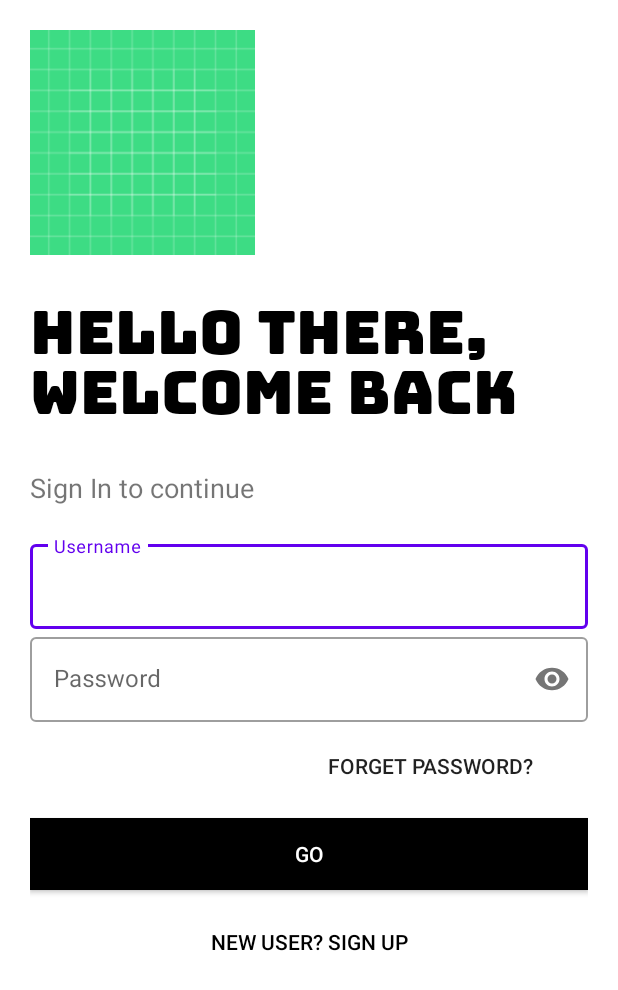
After one commit to Hosam11/TripPlanner, an Android app: the LoginActivity screen opened directly, with no data from a screen before it, on a phone screen of 412 x 824 dp. The commit adds this screen. Shown: the top 990 px of the screen. Run offline under Robolectric (Android 15) with nearby library versions, the phone set to English and light mode, and no system bars.

Commit message:
login and signup design

```diff
--- a/app/build.gradle
+++ b/app/build.gradle
@@ -28,6 +28,7 @@ dependencies {
 
     implementation 'androidx.appcompat:appcompat:1.1.0'
     implementation 'androidx.constraintlayout:constraintlayout:1.1.3'
+    implementation 'com.google.android.material:material:1.0.0'
     testImplementation 'junit:junit:4.12'
     androidTestImplementation 'androidx.test.ext:junit:1.1.1'
     androidTestImplementation 'androidx.test.espresso:espresso-core:3.2.0'
--- a/app/src/main/AndroidManifest.xml
+++ b/app/src/main/AndroidManifest.xml
@@ -9,6 +9,8 @@
         android:roundIcon="@mipmap/ic_launcher_round"
         android:supportsRtl="true"
         android:theme="@style/AppTheme">
+        <activity android:name=".SignupActivity"></activity>
+        <activity android:name=".LoginActivity" />
         <activity android:name=".MainActivity">
             <intent-filter>
                 <action android:name="android.intent.action.MAIN" />
--- /dev/null
+++ b/app/src/main/java/com/example/trioplanner/LoginActivity.java
@@ -0,0 +1,14 @@
+package com.example.trioplanner;
+
+import androidx.appcompat.app.AppCompatActivity;
+
+import android.os.Bundle;
+
+public class LoginActivity extends AppCompatActivity {
+
+    @Override
+    protected void onCreate(Bundle savedInstanceState) {
+        super.onCreate(savedInstanceState);
+        setContentView(R.layout.activity_login);
+    }
+}
--- /dev/null
+++ b/app/src/main/java/com/example/trioplanner/SignupActivity.java
@@ -0,0 +1,14 @@
+package com.example.trioplanner;
+
+import androidx.appcompat.app.AppCompatActivity;
+
+import android.os.Bundle;
+
+public class SignupActivity extends AppCompatActivity {
+
+    @Override
+    protected void onCreate(Bundle savedInstanceState) {
+        super.onCreate(savedInstanceState);
+        setContentView(R.layout.activity_signup);
+    }
+}
--- /dev/null
+++ b/app/src/main/res/layout/activity_login.xml
@@ -0,0 +1,100 @@
+<?xml version="1.0" encoding="utf-8"?>
+<LinearLayout xmlns:android="http://schemas.android.com/apk/res/android"
+    xmlns:app="http://schemas.android.com/apk/res-auto"
+    xmlns:tools="http://schemas.android.com/tools"
+    android:layout_width="match_parent"
+    android:layout_height="match_parent"
+    tools:context=".LoginActivity"
+    android:orientation="vertical"
+    android:background="#fff"
+    android:padding="20dp">
+    <ImageView
+        android:id="@+id/logo_image"
+        android:layout_width="150dp"
+        android:layout_height="150dp"
+        android:transitionName="logo_image"
+        android:src="@drawable/ic_launcher_background"/>
+
+    <TextView
+        android:id="@+id/logo_name"
+        android:layout_width="wrap_content"
+        android:layout_height="wrap_content"
+        android:text="@string/welcome_login"
+        android:textSize="40sp"
+        android:transitionName="logo_text"
+        android:fontFamily="@font/bungee"
+        android:textColor="#000"/>
+
+    <TextView
+        android:id="@+id/slogan_name"
+        android:layout_width="wrap_content"
+        android:layout_height="wrap_content"
+        android:text="@string/sign_in_to_continue"
+        android:textSize="18sp"/>
+
+    <LinearLayout
+        android:layout_width="match_parent"
+        android:layout_height="wrap_content"
+        android:layout_marginTop="20dp"
+        android:layout_marginBottom="20dp"
+        android:orientation="vertical">
+
+        <com.google.android.material.textfield.TextInputLayout
+            android:layout_width="match_parent"
+            android:layout_height="wrap_content"
+            android:id="@+id/username"
+            android:hint="@string/username"
+            style="@style/Widget.MaterialComponents.TextInputLayout.OutlinedBox">
+
+            <com.google.android.material.textfield.TextInputEditText
+                android:layout_width="match_parent"
+                android:layout_height="wrap_content"/>
+
+        </com.google.android.material.textfield.TextInputLayout>
+
+        <com.google.android.material.textfield.TextInputLayout
+            android:layout_width="match_parent"
+            android:layout_height="wrap_content"
+            android:id="@+id/password"
+            android:hint="@string/password"
+            app:passwordToggleEnabled="true"
+            style="@style/Widget.MaterialComponents.TextInputLayout.OutlinedBox">
+
+            <com.google.android.material.textfield.TextInputEditText
+                android:layout_width="match_parent"
+                android:layout_height="wrap_content"
+                android:inputType="textPassword"/>
+
+        </com.google.android.material.textfield.TextInputLayout>
+
+        <Button
+            android:layout_width="200dp"
+            android:layout_height="wrap_content"
+            android:layout_gravity="right"
+            android:layout_margin="5dp"
+            android:background="#00000000"
+            android:elevation="0dp"
+            android:text="@string/forget_password" />
+
+        <Button
+            android:layout_width="match_parent"
+            android:layout_height="wrap_content"
+            android:text="@string/go"
+            android:background="#000"
+            android:textColor="#fff"
+            android:layout_marginTop="5dp"
+            android:layout_marginBottom="5dp"/>
+
+        <Button
+            android:layout_width="match_parent"
+            android:layout_height="wrap_content"
+            android:layout_gravity="right"
+            android:layout_margin="5dp"
+            android:background="#00000000"
+            android:elevation="0dp"
+            android:text="@string/new_user_sign_up"
+            android:textColor="#000"/>
+
+    </LinearLayout>
+
+</LinearLayout>
--- /dev/null
+++ b/app/src/main/res/layout/activity_signup.xml
@@ -0,0 +1,6 @@
+<?xml version="1.0" encoding="utf-8"?>
+<androidx.constraintlayout.widget.ConstraintLayout
+    xmlns:android="http://schemas.android.com/apk/res/android" android:layout_width="match_parent"
+    android:layout_height="match_parent">
+
+</androidx.constraintlayout.widget.ConstraintLayout>
--- a/app/src/main/res/values/strings.xml
+++ b/app/src/main/res/values/strings.xml
@@ -1,3 +1,10 @@
 <resources>
     <string name="app_name">TrioPlanner</string>
+    <string name="welcome_login">Hello there, Welcome Back</string>
+    <string name="sign_in_to_continue">Sign In to continue</string>
+    <string name="username">Username</string>
+    <string name="password">Password</string>
+    <string name="forget_password">Forget Password?</string>
+    <string name="go">GO</string>
+    <string name="new_user_sign_up">New User? SIGN UP</string>
 </resources>
--- a/app/src/main/res/values/styles.xml
+++ b/app/src/main/res/values/styles.xml
@@ -1,7 +1,7 @@
 <resources>
 
     <!-- Base application theme. -->
-    <style name="AppTheme" parent="Theme.AppCompat.Light.DarkActionBar">
+    <style name="AppTheme" parent="Theme.AppCompat.Light.NoActionBar">
         <!-- Customize your theme here. -->
         <item name="colorPrimary">@color/colorPrimary</item>
         <item name="colorPrimaryDark">@color/colorPrimaryDark</item>
```
Also changed, not shown: app/src/main/res/font/bungee.ttf (added).
